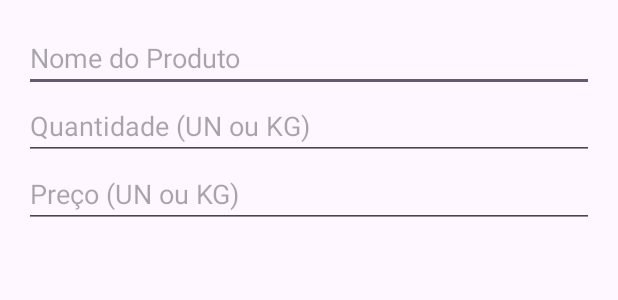
After one commit to uvsl1/Lista-de-Compras-Android, an Android app: the layout dialog_add_produto.xml on its own in the app's theme, with its tools: preview values and no code run, on a phone screen of 412 x 824 dp. The commit adds this screen. Shown: the top 300 px of the screen. Run offline under Robolectric (Android 15) with nearby library versions, the phone set to English and light mode, and no system bars.

Commit message:
Implementadao função de adicionar Produto

```diff
--- a/app/src/main/java/com/example/listinha/ui/app/adapters/ProdutoAdapter.kt
+++ b/app/src/main/java/com/example/listinha/ui/app/adapters/ProdutoAdapter.kt
@@ -79,4 +79,8 @@ class ProdutoAdapter(
             notifyDataSetChanged()
         }
     }
+    fun adicionarProduto(produto: Produto) {
+        produtos.add(produto)
+        ordenarProdutosComMovimento()
+    }
 }
--- /dev/null
+++ b/app/src/main/res/layout/dialog_add_produto.xml
@@ -0,0 +1,29 @@
+<?xml version="1.0" encoding="utf-8"?>
+<LinearLayout
+    xmlns:android="http://schemas.android.com/apk/res/android"
+    android:layout_width="match_parent"
+    android:layout_height="wrap_content"
+    android:orientation="vertical"
+    android:padding="16dp">
+
+    <EditText
+        android:id="@+id/etNome"
+        android:layout_width="match_parent"
+        android:layout_height="wrap_content"
+        android:hint="Nome do Produto"
+        android:inputType="text" />
+
+    <EditText
+        android:id="@+id/etQuantidade"
+        android:layout_width="match_parent"
+        android:layout_height="wrap_content"
+        android:hint="Quantidade (UN ou KG)"
+        android:inputType="numberDecimal" />
+
+    <EditText
+        android:id="@+id/etPreco"
+        android:layout_width="match_parent"
+        android:layout_height="wrap_content"
+        android:hint="Preço (UN ou KG)"
+        android:inputType="numberDecimal" />
+</LinearLayout>
```
Also changed, not shown: app/src/main/java/com/example/listinha/ui/app/data/models/Produto.kt (+3 -6 lines), app/src/main/java/com/example/listinha/ui/app/data/repository/ListinhaRepository.kt (+19 -0 lines), app/src/main/java/com/example/listinha/ui/app/ui/activities/ListaActivity.kt (+47 -2 lines).
